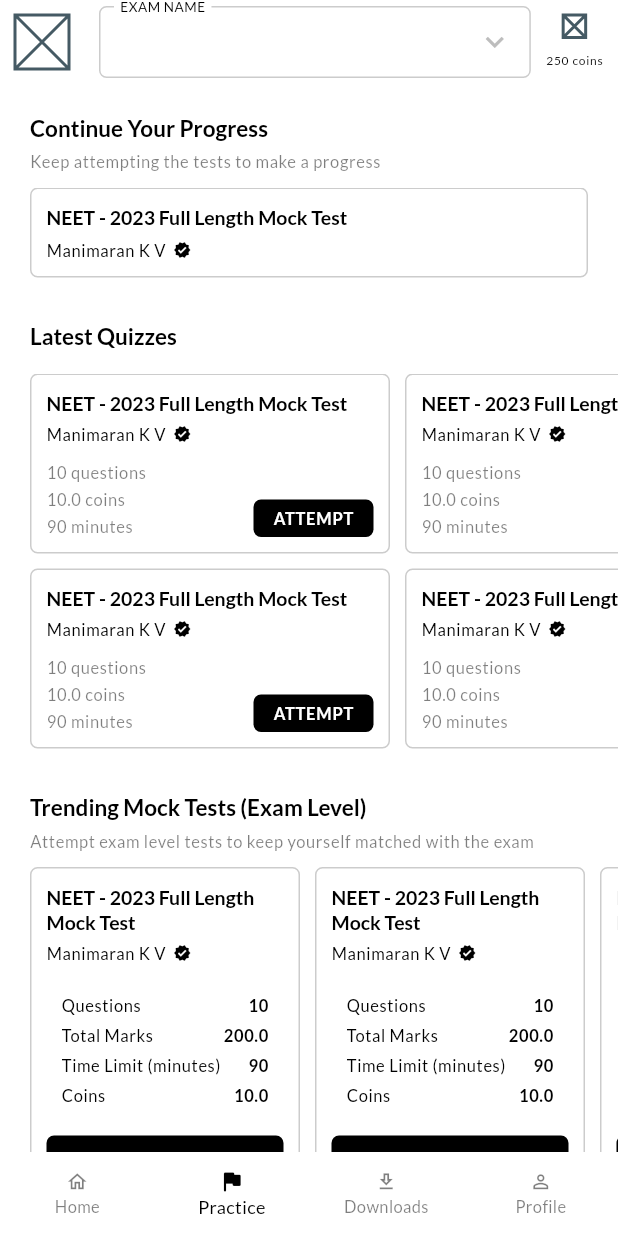
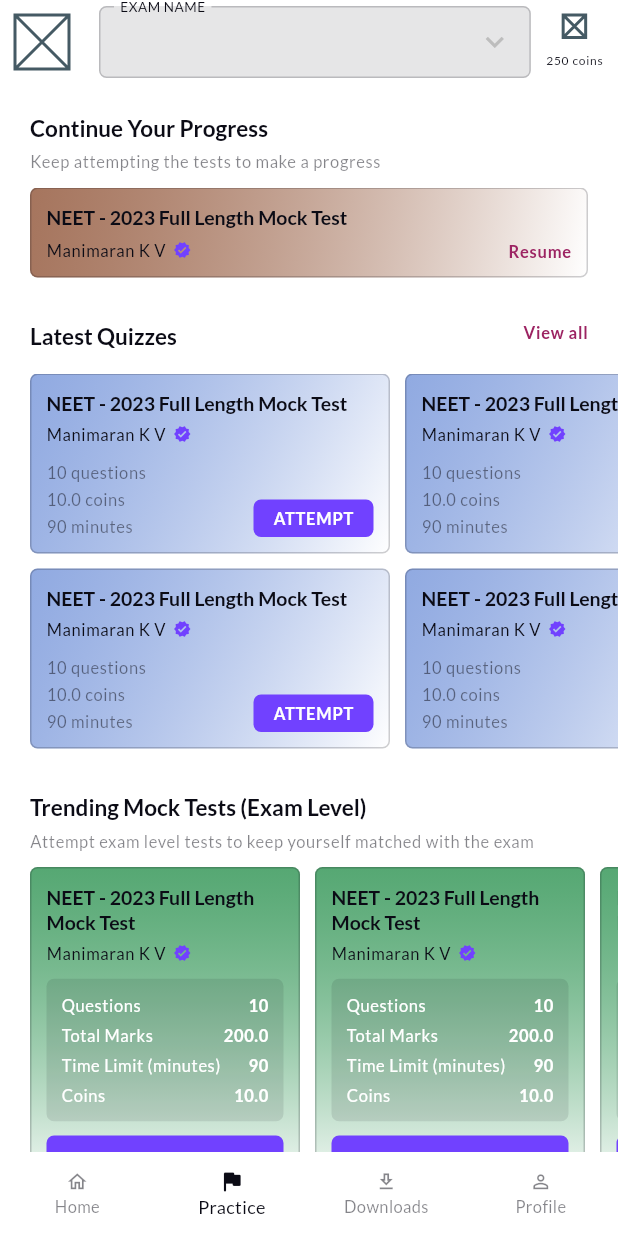
Before and after one commit to indhumathi-e04/quiz_app, a Flutter app: the screen it shows after launch, item 2 of the bottom bar chosen, on a phone screen of 412 x 824 dp. Run offline on Flutter 3.47's test engine with Material 3 defaults, Android fonts, the phone set to English and light mode, and no system bars; our stand-ins replace get, google_fonts.

Commit message:
Add dark colors

```diff
--- a/lib/modules/dashboard/view/screens/dashboard_screen.dart
+++ b/lib/modules/dashboard/view/screens/dashboard_screen.dart
@@ -1,10 +1,8 @@
-import 'package:aura_box/aura_box.dart';
 import 'package:flutter/material.dart';
 import 'package:get/get.dart';
 
 import '../../../../constants/ui_constants.dart';
 import '../../../../routes/app_route_constants.dart';
-import '../../../../theme/app_colors.dart';
 import '../../../common/view/widgets/custom_widgets/custom_dropdownfield.dart';
 import '../../../practice/view/screens/practice_screen.dart';
 import '../view_model/dashboard_controller.dart';
@@ -74,26 +72,10 @@ class DashboardScreen extends StatelessWidget {
         backgroundColor: Theme.of(context).colorScheme.background,
         child: const ExamNamePallete(),
       ),
-      body: AuraBox(
-        spots: [
-          AuraSpot(
-            color: AppDarkColors.darkPink.withOpacity(0.5),
-            radius: MediaQuery.of(context).size.width,
-            alignment: Alignment.center,
-            blurRadius: 100,
-          ),
-          AuraSpot(
-            color: AppDarkColors.darkBlue.withOpacity(0.5),
-            radius: MediaQuery.of(context).size.width,
-            alignment: Alignment.center,
-            blurRadius: 100,
-          ),
-        ],
-        child: Navigator(
-          key: Get.nestedKey(1),
-          initialRoute: AppRouteConstants.routeHome,
-          onGenerateRoute: controller.onGenerateRoute,
-        ),
+      body: Navigator(
+        key: Get.nestedKey(1),
+        initialRoute: AppRouteConstants.routeHome,
+        onGenerateRoute: controller.onGenerateRoute,
       ),
       bottomNavigationBar: Obx(
         () => BottomNavigationBar(
--- a/lib/modules/practice/view/screens/practice_screen.dart
+++ b/lib/modules/practice/view/screens/practice_screen.dart
@@ -2,6 +2,7 @@ import 'package:flutter/material.dart';
 import 'package:get/get.dart';
 
 import '../../../../constants/ui_constants.dart';
+import '../../../../theme/app_colors.dart';
 import '../../../common/view/widgets/custom_widgets/custom_elevated_button.dart';
 import '../../../common/view/widgets/name_badge.dart';
 import '../view_model/practice_controller.dart';
@@ -200,7 +201,18 @@ class LatestQuizCard extends StatelessWidget {
         UIConstants.defaultPadding,
       ),
       decoration: BoxDecoration(
-        color: Theme.of(context).colorScheme.surface.withOpacity(0.05),
+        gradient: LinearGradient(
+          begin: Alignment.topLeft,
+          end: Alignment.bottomRight,
+          colors: [
+            Theme.of(context).brightness == Brightness.dark
+                ? AppDarkColors.blue
+                : AppLightColors.blue,
+            Theme.of(context).brightness == Brightness.dark
+                ? AppDarkColors.black
+                : AppLightColors.white,
+          ],
+        ),
         border: Border.all(
           color: Theme.of(context).colorScheme.outline,
         ),
@@ -297,7 +309,18 @@ class PreviousYearQuestionsCard extends StatelessWidget {
       padding: const EdgeInsets.all(UIConstants.defaultPadding),
       margin: const EdgeInsets.only(bottom: UIConstants.defaultMargin),
       decoration: BoxDecoration(
-        color: Theme.of(context).colorScheme.surface.withOpacity(0.05),
+        gradient: LinearGradient(
+          begin: Alignment.topLeft,
+          end: Alignment.bottomRight,
+          colors: [
+            Theme.of(context).brightness == Brightness.dark
+                ? AppDarkColors.grey
+                : AppLightColors.grey,
+            Theme.of(context).brightness == Brightness.dark
+                ? AppDarkColors.black
+                : AppLightColors.white,
+          ],
+        ),
         border: Border.all(
           color: Theme.of(context).colorScheme.outline,
         ),
@@ -378,7 +401,18 @@ class TrendingMockTestCard extends StatelessWidget {
         right: UIConstants.defaultMargin,
       ),
       decoration: BoxDecoration(
-        color: Theme.of(context).colorScheme.surface.withOpacity(0.05),
+        gradient: LinearGradient(
+          begin: Alignment.topCenter,
+          end: Alignment.bottomCenter,
+          colors: [
+            Theme.of(context).brightness == Brightness.dark
+                ? AppDarkColors.green
+                : AppLightColors.green,
+            Theme.of(context).brightness == Brightness.dark
+                ? AppDarkColors.black
+                : AppLightColors.white,
+          ],
+        ),
         border: Border.all(
           color: Theme.of(context).colorScheme.outline,
         ),
@@ -521,7 +555,18 @@ class ResumeTestCard extends StatelessWidget {
         UIConstants.defaultPadding,
       ),
       decoration: BoxDecoration(
-        color: Theme.of(context).colorScheme.surface.withOpacity(0.05),
+        gradient: LinearGradient(
+          begin: Alignment.topLeft,
+          end: Alignment.bottomRight,
+          colors: [
+            Theme.of(context).brightness == Brightness.dark
+                ? AppDarkColors.brown
+                : AppLightColors.brown,
+            Theme.of(context).brightness == Brightness.dark
+                ? AppDarkColors.black
+                : AppLightColors.white,
+          ],
+        ),
         border: Border.all(
           color: Theme.of(context).colorScheme.outline,
         ),
@@ -576,7 +621,18 @@ class SubjectWiseTestCard extends StatelessWidget {
           height: UIConstants.defaultHeight * 5,
           decoration: BoxDecoration(
             shape: BoxShape.circle,
-            color: Theme.of(context).colorScheme.onSurface.withOpacity(0.05),
+            gradient: LinearGradient(
+              begin: Alignment.center,
+              end: Alignment.bottomCenter,
+              colors: [
+                Theme.of(context).brightness == Brightness.dark
+                    ? AppDarkColors.pink
+                    : AppLightColors.pink,
+                Theme.of(context).brightness == Brightness.dark
+                    ? AppDarkColors.black
+                    : AppLightColors.white,
+              ],
+            ),
             border: Border.all(
               color: Theme.of(context).colorScheme.outline,
             ),
--- a/lib/theme/app_colors.dart
+++ b/lib/theme/app_colors.dart
@@ -1,16 +1,7 @@
 import 'package:flutter/material.dart';
 
 class AppLightColors {
-  static const Color black = Colors.black;
-  static const Color white = Colors.white;
-  static const Color transparent = Colors.transparent;
-  static const Color yellow = Colors.yellow;
-  static const Color green = Colors.green;
-  static const Color red = Color(0xFFFF2200);
-}
-
-class AppDarkColors {
-  static const Color black = Color(0xFF202126);
+  static const Color black = Color(0xFF0B0B15);
   static const Color lightPink = Color(0xFFFFB3B5);
   static const Color lightBlue = Color(0xFF6AA8FF);
   static const Color lightGreen = Color(0xFF3DE295);
@@ -20,4 +11,35 @@ class AppDarkColors {
   static const Color red = Color(0xFFFF2200);
   static const Color darkBlue = Color(0xFF7141FF);
   static const Color darkPink = Color(0xFF9C2362);
+
+  // Card Colors
+  static const Color blue = Color(0xAA597FD2);
+  static const Color green = Color(0xAA017C2D);
+  static const Color brown = Color(0xAA79300D);
+  static const Color pink = Color(0xAAEE5E91);
+  static const Color grey = Color(0xAA353944);
+  static const Color indigo = Color(0xAA25095E);
+  static const Color purple = Color(0xAA592C7D);
 }
+
+class AppDarkColors {
+  static const Color black = Color(0xFF0B0B15);
+  static const Color lightPink = Color(0xFFFFB3B5);
+  static const Color lightBlue = Color(0xFF6AA8FF);
+  static const Color lightGreen = Color(0xFF3DE295);
+  static const Color white = Colors.white;
+  static const Color transparent = Colors.transparent;
+  static const Color yellow = Color(0xFFFFDF9A);
+  static const Color red = Color(0xFFFF2200);
+  static const Color darkBlue = Color(0xFF7141FF);
+  static const Color darkPink = Color(0xFF9C2362);
+
+  // Card Colors
+  static const Color blue = Color(0xFF597FD2);
+  static const Color green = Color(0xFF017C2D);
+  static const Color brown = Color(0xFF79300D);
+  static const Color pink = Color(0xFFEE5E91);
+  static const Color grey = Color(0xFF353944);
+  static const Color indigo = Color(0xFF25095E);
+  static const Color purple = Color(0xFF592C7D);
+}
--- a/lib/theme/app_theme.dart
+++ b/lib/theme/app_theme.dart
@@ -7,19 +7,20 @@ import 'app_colors.dart';
 class AppTheme {
   static final ColorScheme lightColorScheme = ColorScheme(
     brightness: Brightness.light,
-    primary: Colors.black,
-    onPrimary: Colors.white,
-    secondary: Colors.white,
-    onSecondary: Colors.black,
-    tertiary: Colors.black38,
-    onTertiary: Colors.black,
-    error: Colors.red,
-    onError: Colors.white,
-    background: Colors.white,
-    onBackground: Colors.black,
-    surface: Colors.white,
-    onSurface: Colors.black,
-    outline: Colors.black.withOpacity(0.2),
+    primary: AppLightColors.darkBlue,
+    onPrimary: AppLightColors.white,
+    secondary: AppLightColors.darkPink,
+    onSecondary: AppLightColors.white,
+    tertiary: AppLightColors.green,
+    onTertiary: AppLightColors.white,
+    error: AppLightColors.pink,
+    onError: AppLightColors.black,
+    background: AppLightColors.white,
+    onBackground: AppLightColors.black,
+    surface: AppLightColors.black.withOpacity(0.1),
+    onSurface: AppLightColors.white,
+    outline: AppLightColors.black.withOpacity(0.2),
+    outlineVariant: AppLightColors.black,
   );
 
   static final ColorScheme darkColorScheme = ColorScheme(
@@ -36,7 +37,7 @@ class AppTheme {
     onBackground: AppDarkColors.white,
     surface: AppDarkColors.white.withOpacity(0.1),
     onSurface: AppDarkColors.white,
-    outline: AppDarkColors.white.withOpacity(0.1),
+    outline: AppDarkColors.white.withOpacity(0.2),
     outlineVariant: AppDarkColors.white,
   );
 
@@ -286,7 +287,7 @@ class AppTheme {
         colorScheme: colorScheme,
       ).copyWith(
         brightness: brightness,
-        scaffoldBackgroundColor: Colors.transparent,
+        scaffoldBackgroundColor: colorScheme.background,
         textTheme: textTheme(brightness),
         iconTheme: iconTheme(brightness),
         appBarTheme: appBarTheme(brightness),
```
